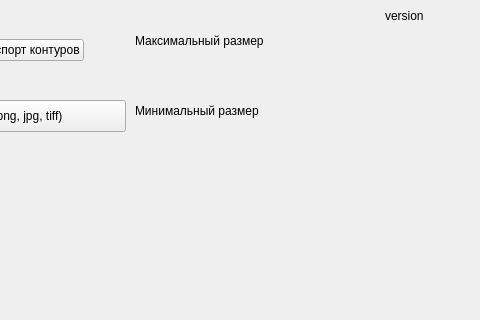
Qt form modus.ui (Werest/woork) before a commit; both pictures show x 365 to 845 and y 0 to 320 of the 1230 by 600 pixel window.
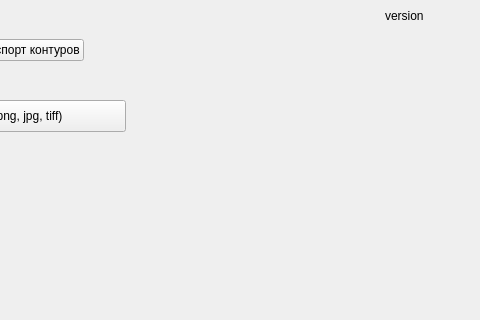
The same form after that commit.

The edit to the form file:
```diff
--- a/modus.ui
+++ b/modus.ui
@@ -143,38 +143,6 @@
      </rect>
     </property>
    </widget>
-   <widget class="QLabel" name="label_3">
-    <property name="geometry">
-     <rect>
-      <x>500</x>
-      <y>10</y>
-      <width>211</width>
-      <height>61</height>
-     </rect>
-    </property>
-    <property name="text">
-     <string>Максимальный размер</string>
-    </property>
-    <property name="wordWrap">
-     <bool>true</bool>
-    </property>
-   </widget>
-   <widget class="QLabel" name="label_4">
-    <property name="geometry">
-     <rect>
-      <x>500</x>
-      <y>80</y>
-      <width>211</width>
-      <height>61</height>
-     </rect>
-    </property>
-    <property name="text">
-     <string>Минимальный размер</string>
-    </property>
-    <property name="wordWrap">
-     <bool>true</bool>
-    </property>
-   </widget>
    <widget class="QPushButton" name="pushButton_3">
     <property name="geometry">
      <rect>
```
